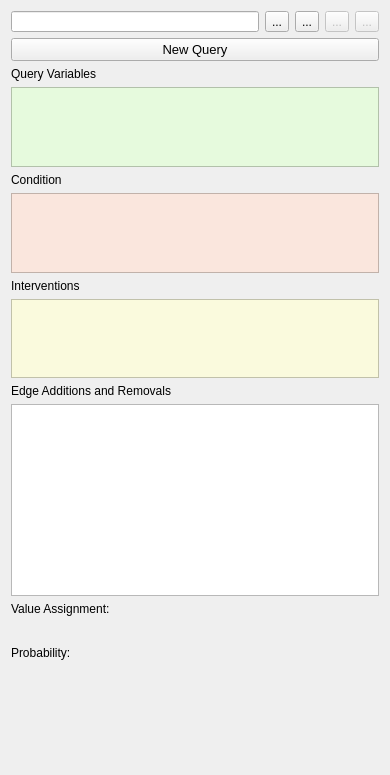
This is gui/QueryView.ui in unisb-bioinf/causaltrail as Qt 5 draws it before an edit. The edited form follows.
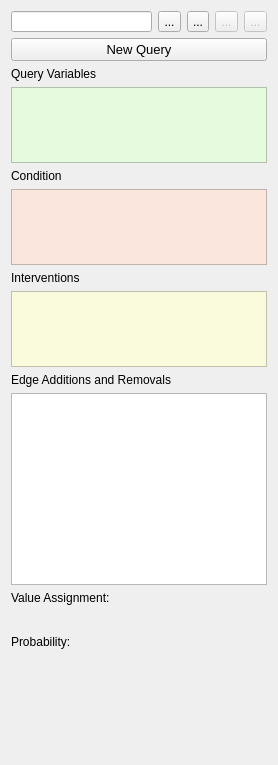
This is the edited form. Icons and pictures are not drawn.

Commit message: Size of QueryView fits to small screens now, Icon for submitting Queries added

What changed in the file:
```diff
--- a/gui/QueryView.ui
+++ b/gui/QueryView.ui
@@ -6,10 +6,16 @@
    <rect>
     <x>0</x>
     <y>0</y>
-    <width>390</width>
-    <height>775</height>
+    <width>278</width>
+    <height>765</height>
    </rect>
   </property>
+  <property name="sizePolicy">
+   <sizepolicy hsizetype="Minimum" vsizetype="Minimum">
+    <horstretch>0</horstretch>
+    <verstretch>0</verstretch>
+   </sizepolicy>
+  </property>
   <property name="windowTitle">
    <string>Form</string>
   </property>
@@ -155,6 +161,12 @@
    </item>
    <item>
     <widget class="QListWidget" name="queryVariableList">
+     <property name="sizePolicy">
+      <sizepolicy hsizetype="Minimum" vsizetype="Minimum">
+       <horstretch>0</horstretch>
+       <verstretch>0</verstretch>
+      </sizepolicy>
+     </property>
      <property name="font">
       <font>
        <pointsize>10</pointsize>
@@ -180,6 +192,12 @@
    </item>
    <item>
     <widget class="QListWidget" name="conditionVariableList">
+     <property name="sizePolicy">
+      <sizepolicy hsizetype="Minimum" vsizetype="Minimum">
+       <horstretch>0</horstretch>
+       <verstretch>0</verstretch>
+      </sizepolicy>
+     </property>
      <property name="font">
       <font>
        <pointsize>10</pointsize>
@@ -202,6 +220,12 @@
    </item>
    <item>
     <widget class="QListWidget" name="interventionVariableList">
+     <property name="sizePolicy">
+      <sizepolicy hsizetype="Minimum" vsizetype="Minimum">
+       <horstretch>0</horstretch>
+       <verstretch>0</verstretch>
+      </sizepolicy>
+     </property>
      <property name="font">
       <font>
        <pointsize>10</pointsize>
@@ -224,6 +248,12 @@
    </item>
    <item>
     <widget class="QListWidget" name="edgeAdditionsRemovalList">
+     <property name="sizePolicy">
+      <sizepolicy hsizetype="Minimum" vsizetype="Minimum">
+       <horstretch>0</horstretch>
+       <verstretch>0</verstretch>
+      </sizepolicy>
+     </property>
      <property name="font">
       <font>
        <pointsize>10</pointsize>
```
Left out of the diff: 23 changed lines with no effect on the pictures. The commit also changes 1 other file.
